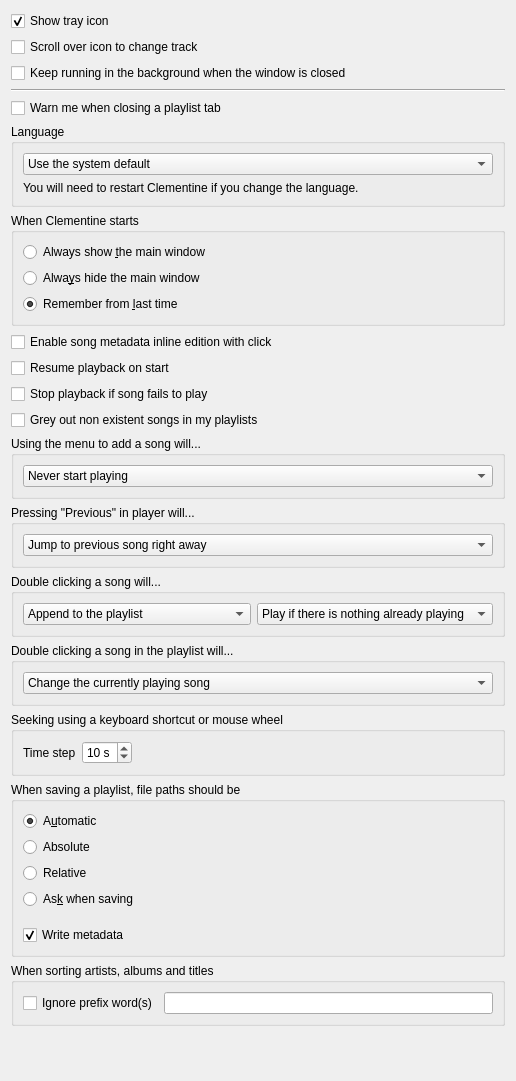
Above: src/ui/behavioursettingspage.ui from clementine-player/Clementine before the change. Below: the same form after it.
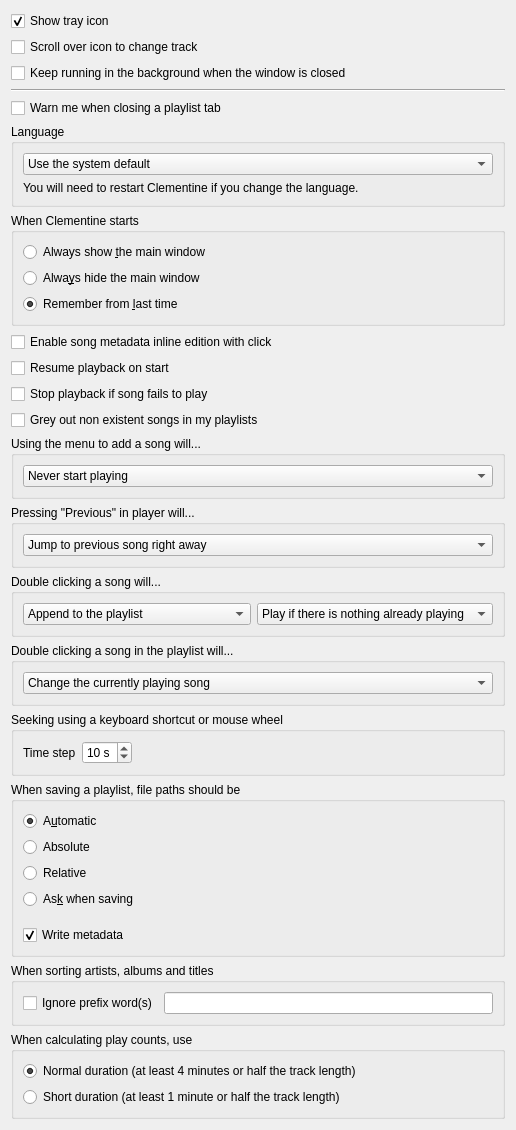
That is the form after the change.

Commit message:
Split last.fm scrobbling and play count calculation, closes #5771 (#6179)
Also add a configurable option to increment the play count if song has played for a shorter duration.

```diff
--- a/src/ui/behavioursettingspage.ui
+++ b/src/ui/behavioursettingspage.ui
@@ -428,6 +428,32 @@
      </layout>
     </widget>
    </item>
+   <item>
+    <widget class="QGroupBox" name="groupBox_play_count">
+     <property name="title">
+      <string>When calculating play counts, use</string>
+     </property>
+     <layout class="QVBoxLayout" name="verticalLayout_3">
+      <item>
+       <widget class="QRadioButton" name="b_play_count_normal_duration">
+        <property name="text">
+         <string>Normal duration (at least 4 minutes or half the track length)</string>
+        </property>
+        <property name="checked">
+         <bool>true</bool>
+        </property>
+       </widget>
+      </item>
+      <item>
+       <widget class="QRadioButton" name="b_play_count_short_duration">
+        <property name="text">
+         <string>Short duration (at least 1 minute or half the track length)</string>
+        </property>
+       </widget>
+      </item>
+     </layout>
+    </widget>
+   </item>
    <item>
     <spacer name="verticalSpacer_2">
      <property name="orientation">
```
The commit also changes 5 other files.
